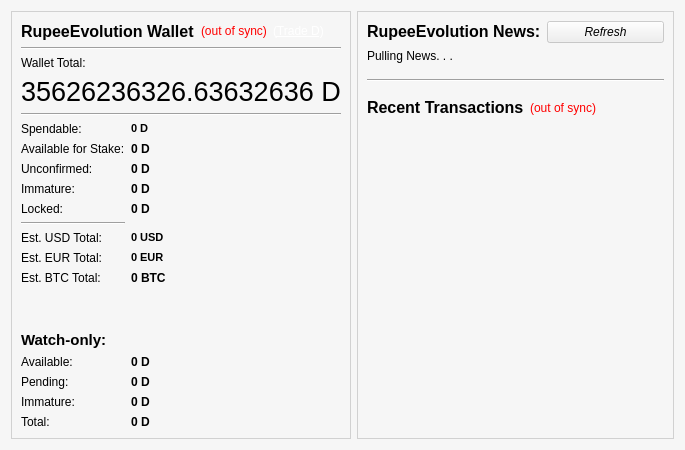
Before: the Qt Designer form src/qt/forms/overviewpage.ui in Rupee-Foundation/Rupee-Evolution, drawn with Qt 5.
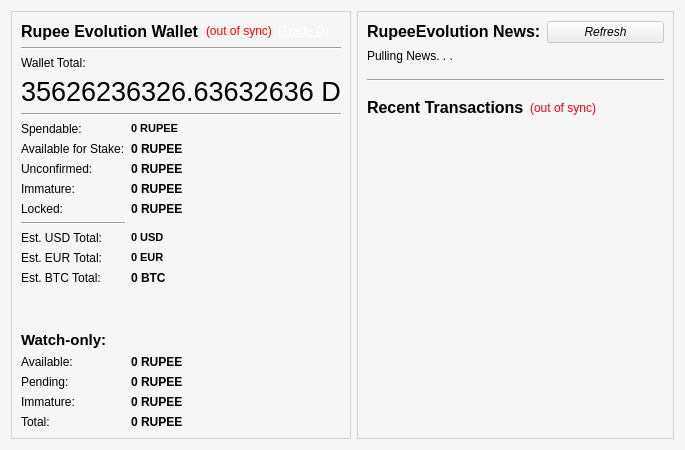
After: the same form once the commit is applied. Icons and pictures are not drawn.

```diff
--- a/src/qt/forms/overviewpage.ui
+++ b/src/qt/forms/overviewpage.ui
@@ -136,7 +136,7 @@
              <string>Total of coins that was staked, and do not yet count toward the current balance</string>
             </property>
             <property name="text">
-             <string notr="true">0 D</string>
+             <string notr="true">0 RUPEE</string>
             </property>
             <property name="textInteractionFlags">
              <set>Qt::LinksAccessibleByMouse|Qt::TextSelectableByKeyboard|Qt::TextSelectableByMouse</set>
@@ -165,7 +165,7 @@
              <string>Total of transactions that have yet to be confirmed, and do not yet count toward the current balance</string>
             </property>
             <property name="text">
-             <string notr="true">0 D</string>
+             <string notr="true">0 RUPEE</string>
             </property>
             <property name="textInteractionFlags">
              <set>Qt::LinksAccessibleByMouse|Qt::TextSelectableByKeyboard|Qt::TextSelectableByMouse</set>
@@ -188,7 +188,7 @@
              <string>Your current spendable balance</string>
             </property>
             <property name="text">
-             <string notr="true">0 D</string>
+             <string notr="true">0 RUPEE</string>
             </property>
             <property name="textInteractionFlags">
              <set>Qt::LinksAccessibleByMouse|Qt::TextSelectableByKeyboard|Qt::TextSelectableByMouse</set>
@@ -214,7 +214,7 @@
              <string>Balance from new stakes or coins that is not mature enough to be spent</string>
             </property>
             <property name="text">
-             <string notr="true">0 D</string>
+             <string notr="true">0 RUPEE</string>
             </property>
             <property name="textInteractionFlags">
              <set>Qt::LinksAccessibleByMouse|Qt::TextSelectableByKeyboard|Qt::TextSelectableByMouse</set>
@@ -252,7 +252,7 @@
              <string>Current total balance in watch-only addresses</string>
             </property>
             <property name="text">
-             <string notr="true">0 D</string>
+             <string notr="true">0 RUPEE</string>
             </property>
             <property name="alignment">
              <set>Qt::AlignLeading|Qt::AlignLeft|Qt::AlignVCenter</set>
@@ -277,7 +277,7 @@
              <string>Your current balance in watch-only addresses</string>
             </property>
             <property name="text">
-             <string notr="true">0 D</string>
+             <string notr="true">0 RUPEE</string>
             </property>
             <property name="alignment">
              <set>Qt::AlignLeading|Qt::AlignLeft|Qt::AlignVCenter</set>
@@ -316,7 +316,7 @@
              <string>Mined balance in watch-only addresses that has not yet matured</string>
             </property>
             <property name="text">
-             <string notr="true">0 D</string>
+             <string notr="true">0 RUPEE</string>
             </property>
             <property name="alignment">
              <set>Qt::AlignLeading|Qt::AlignLeft|Qt::AlignVCenter</set>
@@ -394,7 +394,7 @@
              <string>Unconfirmed transactions to watch-only addresses</string>
             </property>
             <property name="text">
-             <string notr="true">0 D</string>
+             <string notr="true">0 RUPEE</string>
             </property>
             <property name="alignment">
              <set>Qt::AlignLeading|Qt::AlignLeft|Qt::AlignVCenter</set>
@@ -449,7 +449,7 @@
              <string>Balance locked from usage, e.g. masternode collateral</string>
             </property>
             <property name="text">
-             <string>0 D</string>
+             <string>0 RUPEE</string>
             </property>
             <property name="textInteractionFlags">
              <set>Qt::TextSelectableByKeyboard|Qt::TextSelectableByMouse</set>
@@ -564,7 +564,7 @@
              <string notr="true"/>
             </property>
             <property name="text">
-             <string>RupeeEvolution Wallet</string>
+             <string>Rupee Evolution Wallet</string>
             </property>
            </widget>
           </item>
```
